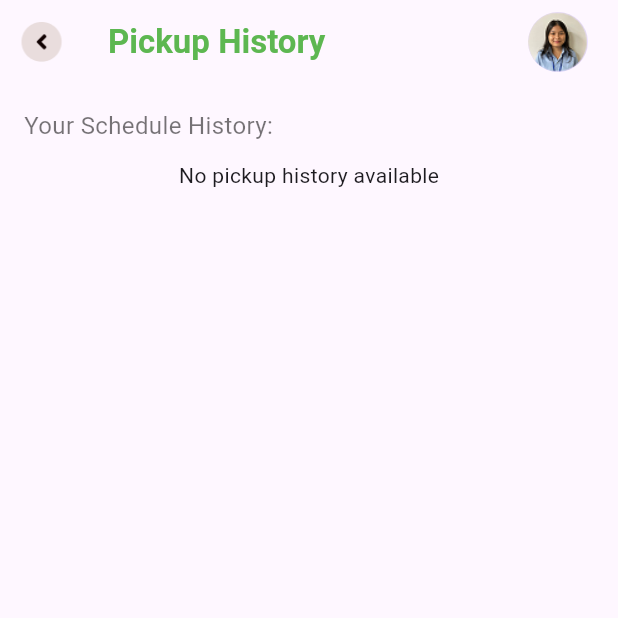
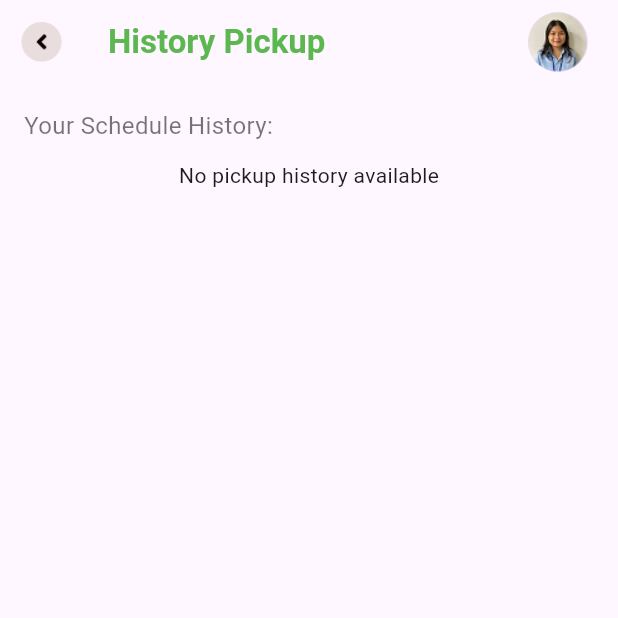
Before and after one commit to saolaiheang/waste-to-wealth, a Flutter app: the SchedulePickupScreen screen opened by its route, after a tap on "Schedule Pickup History", on a phone screen of 412 x 824 dp, the top half of it. Run offline on Flutter 3.47's test engine with Material 3 defaults, Android fonts, the phone set to English and light mode, and no system bars; our stand-ins replace fl_chart, flutter_bloc, multi_select_flutter, shared_preferences; accounts and stored records are empty; network calls fail.

Commit message:
create compenent header

```diff
--- /dev/null
+++ b/lib/screen/components/header.dart
@@ -0,0 +1,42 @@
+import 'package:flutter/material.dart';
+
+class HeaderBar extends StatelessWidget implements PreferredSizeWidget {
+  final String title;
+      final VoidCallback? onBackPress;
+
+  const HeaderBar({super.key,
+  required this.title,
+      this.onBackPress,
+  });
+
+  @override
+  Widget build(BuildContext context) {
+return Scaffold(
+       appBar: AppBar(
+        title: Text(
+          title,
+          style: TextStyle(
+            color: Color(0xff5DB751),
+            fontSize: 22,
+            fontWeight: FontWeight.bold,
+          ),
+        ),
+        leading: IconButton(
+          icon: Image.asset('assets/icons/Frame 2.png', height: 50, width: 50),
+          onPressed: onBackPress ?? () => Navigator.pop(context),
+        ),
+        actions: [
+          Padding(
+            padding: const EdgeInsets.symmetric(horizontal: 20),
+            child: CircleAvatar(
+              backgroundImage: AssetImage('assets/icons/Ellipse 12.png'),
+            ),
+          ),
+        ],
+      ),
+    );  }
+
+
+  @override
+  Size get preferredSize => const Size.fromHeight(kToolbarHeight);
+}
--- a/lib/screen/history.dart
+++ b/lib/screen/history.dart
@@ -1,8 +1,9 @@
 import 'package:flutter/material.dart';
 import 'package:intl/intl.dart';
-import 'package:waste_to_wealth/screen/pickup.dart';
 import 'package:waste_to_wealth/controllers/history_pickup_controller.dart';
 import 'package:waste_to_wealth/models/history_pickup_model.dart';
+import 'package:waste_to_wealth/screen/components/header.dart';
+import 'package:waste_to_wealth/screen/pickup.dart';
 
 class PickupScheduleHistory extends StatefulWidget {
   const PickupScheduleHistory({super.key});
@@ -54,34 +55,6 @@ class _PickupScheduleHistoryState extends State<PickupScheduleHistory> {
     }
   }
 
-  // Future<void> onCancelClick(int index) async {
-  //   final schedule = schedules[index];
-  //   if (schedule.status.toLowerCase() == 'scheduled') {
-  //     try {
-  //       setState(() => isLoading = true);
-  //       await _historyPickupController.deleteHistoryPickup(schedule.pickupId);
-  //       setState(() {
-  //         schedules.removeAt(index);
-  //         isLoading = false;
-  //       });
-  //       ScaffoldMessenger.of(context).showSnackBar(
-  //         const SnackBar(
-  //           content: Text('Pickup canceled successfully!'),
-  //           backgroundColor: Colors.green,
-  //         ),
-  //       );
-  //     } catch (e) {
-  //       setState(() => isLoading = false);
-  //       ScaffoldMessenger.of(context).showSnackBar(
-  //         SnackBar(
-  //           content: Text('Failed to cancel pickup: $e'),
-  //           backgroundColor: Colors.red,
-  //         ),
-  //       );
-  //       print("Error canceling pickup: $e");
-  //     }
-  //   }
-  // }
   Future<void> onCancelClick(int index) async {
     final schedule = schedules[index];
 
@@ -139,6 +112,7 @@ Future<void> onCancelClick(int index) async {
       }
     }
   }
+
   String formatDate(String dateString) {
     try {
       DateTime date = DateTime.parse(dateString);
@@ -151,33 +125,16 @@ Future<void> onCancelClick(int index) async {
   @override
   Widget build(BuildContext context) {
     return Scaffold(
-      appBar: AppBar(
-        title: const Text(
-          'Pickup History',
-          style: TextStyle(
-            color: Color(0xff5DB751),
-            fontSize: 22,
-            fontWeight: FontWeight.bold,
-          ),
-        ),
-        leading: IconButton(
-          icon: Image.asset('assets/icons/Frame 2.png', height: 50, width: 50),
-          onPressed: () {
+      appBar: HeaderBar(
+        title: 'History Pickup',
+        onBackPress: () {
           Navigator.pushReplacement(
             context,
             MaterialPageRoute(builder: (context) => SchedulePickupScreen()),
           );
         },
       ),
-        actions: [
-          Padding(
-            padding: const EdgeInsets.symmetric(horizontal: 20),
-            child: CircleAvatar(
-              backgroundImage: AssetImage('assets/icons/Ellipse 12.png'),
-            ),
-          ),
-        ],
-      ),
+
       body: Padding(
         padding: const EdgeInsets.all(16.0),
         child: Column(
--- a/lib/screen/pickup.dart
+++ b/lib/screen/pickup.dart
@@ -2,6 +2,7 @@ import 'package:flutter/material.dart';
 import 'package:multi_select_flutter/multi_select_flutter.dart';
 import 'package:waste_to_wealth/controllers/schedule_controller.dart';
 import 'package:waste_to_wealth/screen/history.dart';
+import 'package:waste_to_wealth/screen/components/header.dart';
 
 class SchedulePickupScreen extends StatefulWidget {
   @override
@@ -66,33 +67,8 @@ class _SchedulePickupScreenState extends State<SchedulePickupScreen> {
   Widget build(BuildContext context) {
     return Scaffold(
       // backgroundColor: Colors.grey[100],
-      appBar: AppBar(
-        title: Text(
-          "Schedule Pickup",
-          style: TextStyle(
-            color: Color(0xff5DB751),
-            fontSize: 24,
-            fontWeight: FontWeight.bold,
-          ),
-        ),
-        // backgroundColor: Colors.white,
-        elevation: 0,
-        leading: IconButton(
-          icon: Image.asset('assets/icons/Frame 2.png', height: 80, width: 80),
-          onPressed: () {
-            Navigator.pop(context);
-          },
-        ),
-        actions: [
-          Padding(
-            padding: EdgeInsets.symmetric(horizontal: 15),
-            child: CircleAvatar(
-              backgroundImage: AssetImage('assets/icons/Ellipse 12.png'),
-            ),
-          ),
-          SizedBox(width: 30),
-        ],
-      ),
+      appBar: HeaderBar(title: 'Schedule Pickup'),
+
       body: Padding(
         padding: const EdgeInsets.all(20.0),
         child: SingleChildScrollView(
```
Also changed, not shown: lib/screen/activity.dart (+7 -29 lines), lib/screen/newSocial.dart (+6 -24 lines), lib/screen/redeem.dart (+55 -41 lines). Lines whose indentation alone changed are shown as unchanged.
